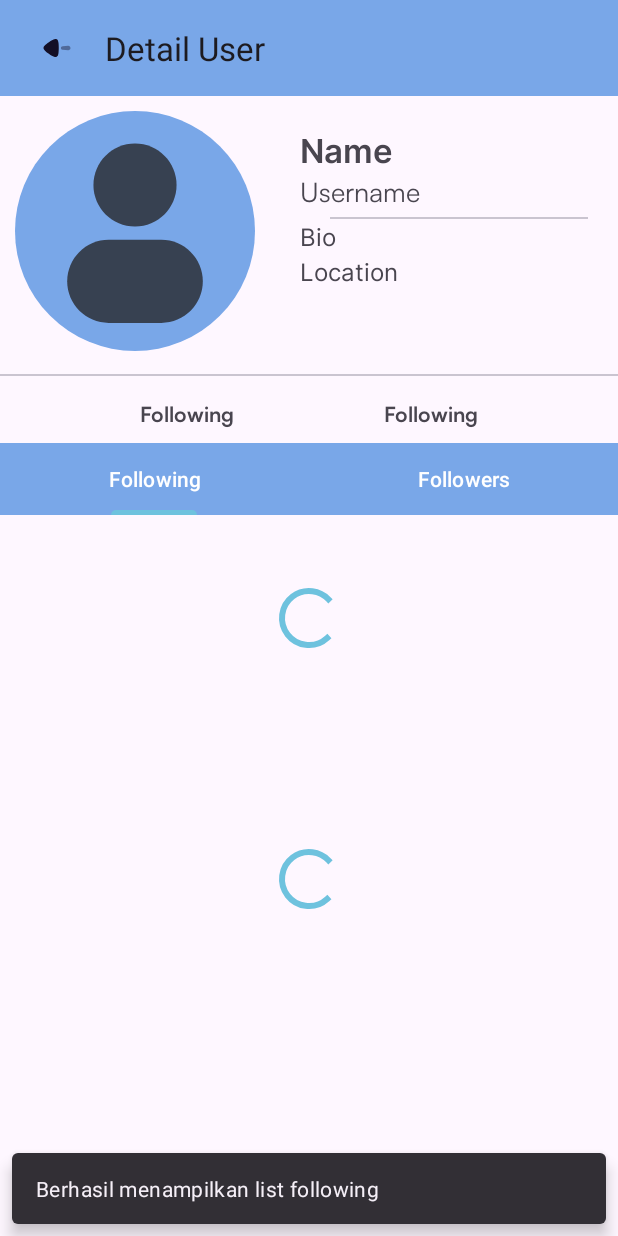
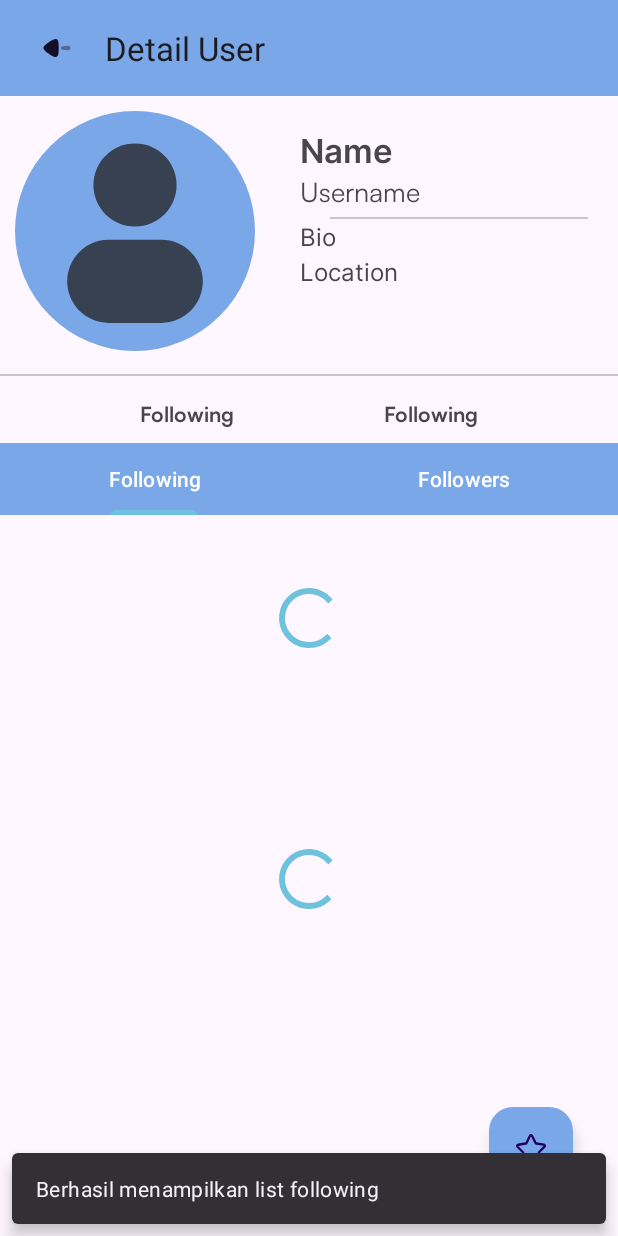
Before and after one commit to Afdholanabil/Submission-awal_fundamentalAndroid, an Android app: the DetailUserActivity screen opened directly, with no data from a screen before it, on a phone screen of 412 x 824 dp. Run offline under Robolectric (Android 15) with nearby library versions, the phone set to English and light mode, and no system bars; network calls fail; pictures from the network do not load; 3 statements that could not run were skipped.

```diff
--- a/app/src/main/AndroidManifest.xml
+++ b/app/src/main/AndroidManifest.xml
@@ -15,13 +15,13 @@
         android:theme="@style/Theme.SubmissionDicoding_fundamentalawal"
         tools:targetApi="31">
         <activity
-            android:name=".ui.FavoriteUserActivity"
+            android:name=".ui.main.FavoriteUserActivity"
             android:exported="false" />
         <activity
-            android:name=".ui.DetailUserActivity"
+            android:name=".ui.main.DetailUserActivity"
             android:exported="false" />
         <activity
-            android:name=".ui.MainActivity"
+            android:name=".ui.main.MainActivity"
             android:exported="true">
             <intent-filter>
                 <action android:name="android.intent.action.MAIN" />
--- a/app/src/main/java/com/example/submission_dicoding_fundamental_awal/ui/DetailUserActivity.kt
+++ b/app/src/main/java/com/example/submission_dicoding_fundamental_awal/ui/main/DetailUserActivity.kt
@@ -1,10 +1,9 @@
-package com.example.submission_dicoding_fundamental_awal.ui
+package com.example.submission_dicoding_fundamental_awal.ui.main
 
 import androidx.appcompat.app.AppCompatActivity
 import android.os.Bundle
 import android.util.Log
 import android.view.View
-import android.widget.Toolbar
 import androidx.activity.viewModels
 import androidx.annotation.StringRes
 import androidx.viewpager2.widget.ViewPager2
--- a/app/src/main/java/com/example/submission_dicoding_fundamental_awal/ui/DetailUserViewModel.kt
+++ b/app/src/main/java/com/example/submission_dicoding_fundamental_awal/ui/main/DetailUserViewModel.kt
@@ -1,4 +1,4 @@
-package com.example.submission_dicoding_fundamental_awal.ui
+package com.example.submission_dicoding_fundamental_awal.ui.main
 
 import android.util.Log
 import androidx.lifecycle.LiveData
--- a/app/src/main/java/com/example/submission_dicoding_fundamental_awal/ui/FavoriteUserActivity.kt
+++ b/app/src/main/java/com/example/submission_dicoding_fundamental_awal/ui/main/FavoriteUserActivity.kt
@@ -1,4 +1,4 @@
-package com.example.submission_dicoding_fundamental_awal.ui
+package com.example.submission_dicoding_fundamental_awal.ui.main
 
 import androidx.appcompat.app.AppCompatActivity
 import android.os.Bundle
--- a/app/src/main/java/com/example/submission_dicoding_fundamental_awal/ui/FavoriteUserViewModel.kt
+++ b/app/src/main/java/com/example/submission_dicoding_fundamental_awal/ui/main/FavoriteUserViewModel.kt
@@ -1,4 +1,4 @@
-package com.example.submission_dicoding_fundamental_awal.ui
+package com.example.submission_dicoding_fundamental_awal.ui.main
 
 import androidx.lifecycle.ViewModel
 
--- a/app/src/main/java/com/example/submission_dicoding_fundamental_awal/ui/FollowDetailFragment.kt
+++ b/app/src/main/java/com/example/submission_dicoding_fundamental_awal/ui/main/FollowDetailFragment.kt
@@ -1,4 +1,4 @@
-package com.example.submission_dicoding_fundamental_awal.ui
+package com.example.submission_dicoding_fundamental_awal.ui.main
 
 import android.os.Bundle
 import android.util.Log
--- a/app/src/main/java/com/example/submission_dicoding_fundamental_awal/ui/FollowDetailViewModel.kt
+++ b/app/src/main/java/com/example/submission_dicoding_fundamental_awal/ui/main/FollowDetailViewModel.kt
@@ -1,4 +1,4 @@
-package com.example.submission_dicoding_fundamental_awal.ui
+package com.example.submission_dicoding_fundamental_awal.ui.main
 
 import android.util.Log
 import androidx.lifecycle.LiveData
--- a/app/src/main/java/com/example/submission_dicoding_fundamental_awal/ui/MainActivity.kt
+++ b/app/src/main/java/com/example/submission_dicoding_fundamental_awal/ui/main/MainActivity.kt
@@ -1,4 +1,4 @@
-package com.example.submission_dicoding_fundamental_awal.ui
+package com.example.submission_dicoding_fundamental_awal.ui.main
 
 
 import android.content.Intent
--- a/app/src/main/java/com/example/submission_dicoding_fundamental_awal/ui/MainViewModel.kt
+++ b/app/src/main/java/com/example/submission_dicoding_fundamental_awal/ui/main/MainViewModel.kt
@@ -1,4 +1,4 @@
-package com.example.submission_dicoding_fundamental_awal.ui
+package com.example.submission_dicoding_fundamental_awal.ui.main
 
 import android.util.Log
 import androidx.lifecycle.LiveData
--- a/app/src/main/java/com/example/submission_dicoding_fundamental_awal/ui/SectionPagerAdapter.kt
+++ b/app/src/main/java/com/example/submission_dicoding_fundamental_awal/ui/main/SectionPagerAdapter.kt
@@ -1,4 +1,4 @@
-package com.example.submission_dicoding_fundamental_awal.ui
+package com.example.submission_dicoding_fundamental_awal.ui.main
 
 import android.os.Bundle
 import androidx.appcompat.app.AppCompatActivity
--- a/app/src/main/java/com/example/submission_dicoding_fundamental_awal/ui/UserAdapter.kt
+++ b/app/src/main/java/com/example/submission_dicoding_fundamental_awal/ui/main/UserAdapter.kt
@@ -1,4 +1,4 @@
-package com.example.submission_dicoding_fundamental_awal.ui
+package com.example.submission_dicoding_fundamental_awal.ui.main
 
 import android.content.Context
 import android.view.LayoutInflater
--- a/app/src/main/java/com/example/submission_dicoding_fundamental_awal/ui/UserFollowAdapter.kt
+++ b/app/src/main/java/com/example/submission_dicoding_fundamental_awal/ui/main/UserFollowAdapter.kt
@@ -1,4 +1,4 @@
-package com.example.submission_dicoding_fundamental_awal.ui
+package com.example.submission_dicoding_fundamental_awal.ui.main
 
 import android.content.Context
 import android.view.LayoutInflater
--- a/app/src/main/res/drawable/star_broken.xml
+++ b/app/src/main/res/drawable/star_broken.xml
@@ -5,5 +5,5 @@
     android:viewportHeight="24">
   <path
       android:pathData="M17.498,21.919C17.375,21.922 17.253,21.891 17.146,21.829L12.008,19.123L7.484,21.559C6.746,21.959 5.822,21.685 5.422,20.946C5.417,20.937 5.412,20.928 5.407,20.918C5.25,20.609 5.195,20.26 5.249,19.918L6.129,14.724L2.451,11C1.85,10.38 1.85,9.394 2.451,8.773C2.685,8.527 2.995,8.368 3.331,8.322L8.374,7.556L10.617,2.883C10.966,2.123 11.865,1.789 12.626,2.138C12.956,2.289 13.22,2.554 13.371,2.883L15.624,7.572L20.684,8.347C21.093,8.408 21.46,8.634 21.7,8.971C22.148,9.615 22.08,10.485 21.538,11.052L17.877,14.732L18.387,17.531C18.458,17.951 18.181,18.352 17.762,18.431C17.35,18.505 16.956,18.231 16.882,17.818L16.363,15.019C16.276,14.506 16.439,13.982 16.803,13.611L20.473,9.905L15.413,9.12C14.9,9.037 14.465,8.697 14.26,8.22L12.008,3.551L9.728,8.294C9.523,8.772 9.088,9.111 8.575,9.194L3.532,9.96L7.175,13.66C7.538,14.025 7.701,14.542 7.615,15.049L6.735,20.243L11.258,17.817C11.706,17.565 12.253,17.565 12.701,17.817L17.832,20.523C18.145,20.694 18.304,21.055 18.219,21.402C18.141,21.749 17.835,21.996 17.48,22.002L17.498,21.919Z"
-      android:fillColor="#130F26"/>
+      android:fillColor="#E91E63"/>
 </vector>
--- a/app/src/main/res/layout/activity_detail_user.xml
+++ b/app/src/main/res/layout/activity_detail_user.xml
@@ -4,7 +4,7 @@
     xmlns:tools="http://schemas.android.com/tools"
     android:layout_width="match_parent"
     android:layout_height="match_parent"
-    tools:context=".ui.DetailUserActivity">
+    tools:context=".ui.main.DetailUserActivity">
 
     <com.google.android.material.appbar.AppBarLayout
         android:id="@+id/appLayout"
@@ -172,7 +172,15 @@
         app:layout_constraintStart_toStartOf="parent"
         app:layout_constraintTop_toBottomOf="@+id/tl_detail" />
 
-
-
+    <com.google.android.material.floatingactionbutton.FloatingActionButton
+        android:layout_width="wrap_content"
+        android:layout_height="wrap_content"
+        app:layout_constraintBottom_toBottomOf="parent"
+        app:layout_constraintEnd_toEndOf="parent"
+        android:layout_marginEnd="30dp"
+        android:layout_marginBottom="30dp"
+        android:backgroundTint="@color/b2"
+        android:src="@drawable/star_broken"
+        android:contentDescription="@string/todo" />
 
 </androidx.constraintlayout.widget.ConstraintLayout>
--- a/app/src/main/res/layout/activity_favorite_user.xml
+++ b/app/src/main/res/layout/activity_favorite_user.xml
@@ -4,6 +4,6 @@
     xmlns:tools="http://schemas.android.com/tools"
     android:layout_width="match_parent"
     android:layout_height="match_parent"
-    tools:context=".ui.FavoriteUserActivity">
+    tools:context=".ui.main.FavoriteUserActivity">
 
 </androidx.constraintlayout.widget.ConstraintLayout>
--- a/app/src/main/res/layout/activity_main.xml
+++ b/app/src/main/res/layout/activity_main.xml
@@ -5,7 +5,7 @@
     xmlns:tools="http://schemas.android.com/tools"
     android:layout_width="match_parent"
     android:layout_height="match_parent"
-    tools:context=".ui.MainActivity">
+    tools:context=".ui.main.MainActivity">
 
     <com.google.android.material.appbar.AppBarLayout
         android:id="@+id/appLayout"
--- a/app/src/main/res/layout/fragment_follow_detail.xml
+++ b/app/src/main/res/layout/fragment_follow_detail.xml
@@ -5,7 +5,7 @@
     xmlns:tools="http://schemas.android.com/tools"
     android:layout_width="match_parent"
     android:layout_height="match_parent"
-    tools:context=".ui.FollowDetailFragment">
+    tools:context=".ui.main.FollowDetailFragment">
 
         <ProgressBar
             android:layout_width="wrap_content"
```
Also changed, not shown: app/src/main/java/com/example/submission_dicoding_fundamental_awal/database/FavoriteUserDao.kt (added, +25 -0 lines).
